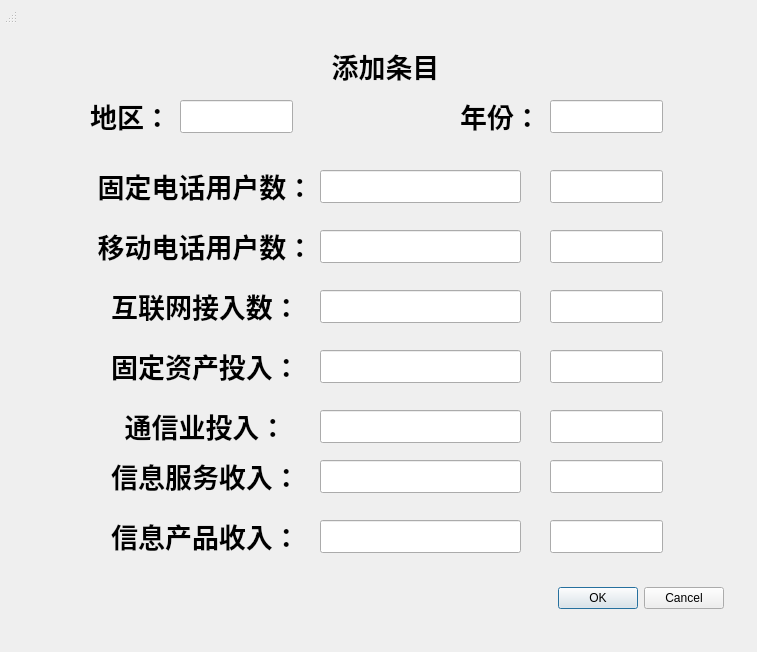
Qt form addrecords.ui (minortex/program_design_week) before a commit.
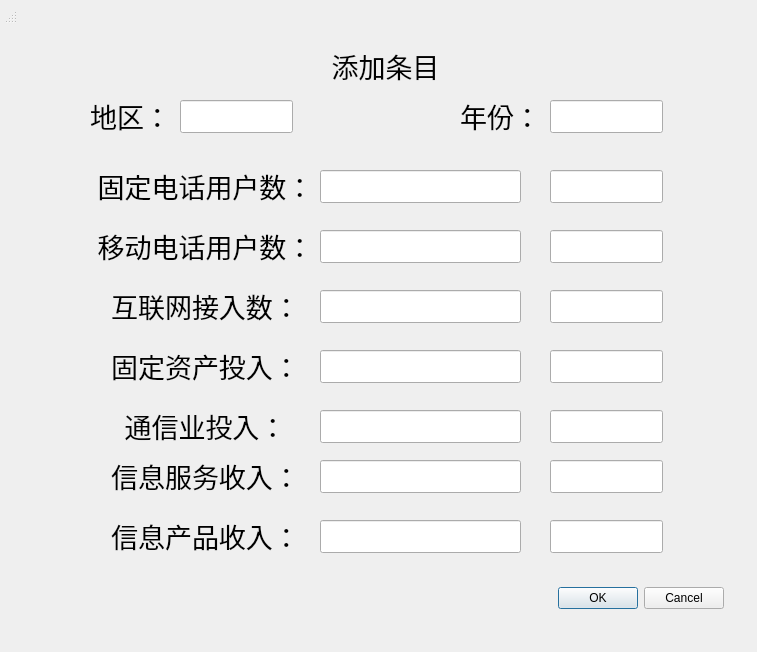
The same form after that commit.

Commit message: fix: invalid values make program crash && change window's fonts to normal

What changed in the file:
```diff
--- a/addrecords.ui
+++ b/addrecords.ui
@@ -84,7 +84,7 @@
     <property name="font">
      <font>
       <pointsize>20</pointsize>
-      <bold>true</bold>
+      <bold>false</bold>
      </font>
     </property>
     <property name="text">
@@ -109,7 +109,7 @@
     <property name="font">
      <font>
       <pointsize>20</pointsize>
-      <bold>true</bold>
+      <bold>false</bold>
      </font>
     </property>
     <property name="text">
@@ -244,7 +244,7 @@
     <property name="font">
      <font>
       <pointsize>20</pointsize>
-      <bold>true</bold>
+      <bold>false</bold>
      </font>
     </property>
     <property name="text">
@@ -269,7 +269,7 @@
     <property name="font">
      <font>
       <pointsize>20</pointsize>
-      <bold>true</bold>
+      <bold>false</bold>
      </font>
     </property>
     <property name="text">
@@ -294,7 +294,7 @@
     <property name="font">
      <font>
       <pointsize>20</pointsize>
-      <bold>true</bold>
+      <bold>false</bold>
      </font>
     </property>
     <property name="text">
@@ -319,7 +319,7 @@
     <property name="font">
      <font>
       <pointsize>20</pointsize>
-      <bold>true</bold>
+      <bold>false</bold>
      </font>
     </property>
     <property name="text">
@@ -344,7 +344,7 @@
     <property name="font">
      <font>
       <pointsize>20</pointsize>
-      <bold>true</bold>
+      <bold>false</bold>
      </font>
     </property>
     <property name="text">
@@ -369,7 +369,7 @@
     <property name="font">
      <font>
       <pointsize>20</pointsize>
-      <bold>true</bold>
+      <bold>false</bold>
      </font>
     </property>
     <property name="text">
@@ -394,7 +394,7 @@
     <property name="font">
      <font>
       <pointsize>20</pointsize>
-      <bold>true</bold>
+      <bold>false</bold>
      </font>
     </property>
     <property name="text">
@@ -419,7 +419,7 @@
     <property name="font">
      <font>
       <pointsize>20</pointsize>
-      <bold>true</bold>
+      <bold>false</bold>
      </font>
     </property>
     <property name="text">
```
Left out of the diff: 4 changed lines with no effect on the pictures. The commit also changes 6 other files.
